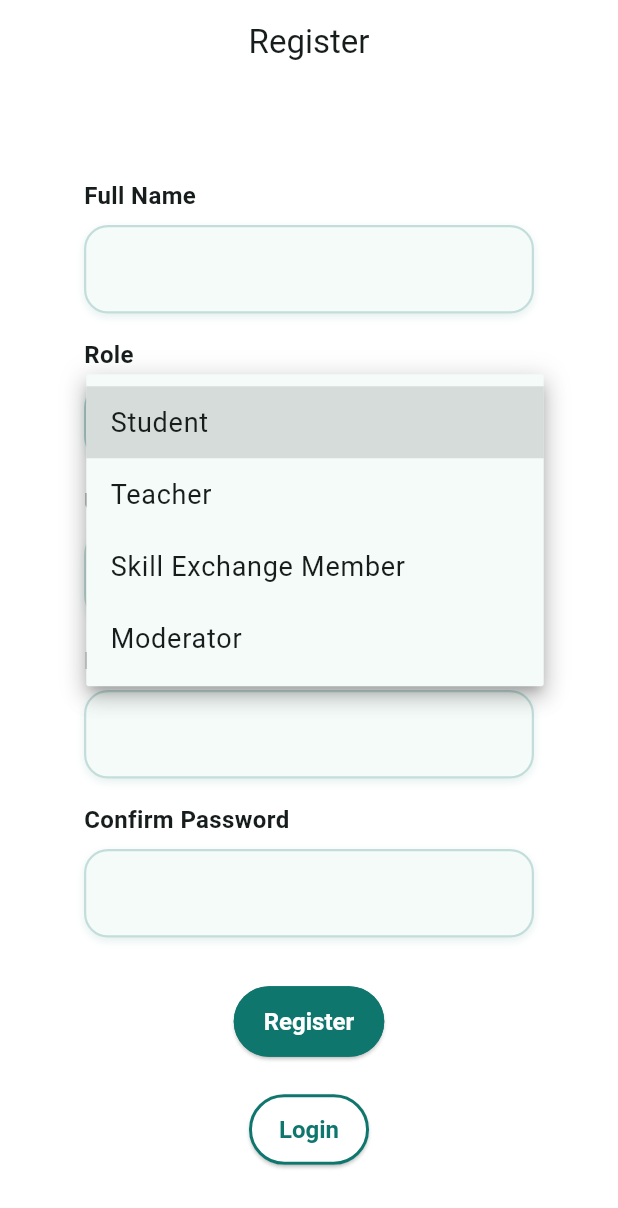
After one commit to bhanuka598/PeerLearHub, a Flutter app: the RegisterScreen screen opened by its route, after a tap on the "arrow drop down" icon, on a phone screen of 412 x 824 dp. The commit adds this screen. Shown: the top 1208 px of the screen. Run offline on Flutter 3.47's test engine with Material 3 defaults, Android fonts, the phone set to English and light mode, and no system bars; our stand-ins replace go_router.

Commit message:
Created register screen

```diff
--- a/lib/router/app_router.dart
+++ b/lib/router/app_router.dart
@@ -1,6 +1,7 @@
 import 'package:go_router/go_router.dart';
 import 'package:peer_learn_hub/screens/loading_screen.dart';
 import 'package:peer_learn_hub/screens/login_screen.dart';
+import 'package:peer_learn_hub/screens/register_screen.dart';
 
 class RouterClass {
   static final GoRouter router = GoRouter(
@@ -17,6 +18,12 @@ class RouterClass {
         path: '/login',
         builder: (context, state) => const LoginScreen(),
       ),
+
+      // Register Screen
+      GoRoute(
+        path: '/register',
+        builder: (context, state) => const RegisterScreen(),
+      ),
     ],
   );
 }
--- /dev/null
+++ b/lib/screens/register_screen.dart
@@ -0,0 +1,89 @@
+import 'package:flutter/material.dart' hide DropdownMenu;
+import 'package:go_router/go_router.dart';
+import 'package:peer_learn_hub/theme/app_spacing.dart';
+import 'package:peer_learn_hub/widgets/section_title.dart';
+import 'package:peer_learn_hub/widgets/interaction_button.dart';
+import 'package:peer_learn_hub/widgets/interaction_button_invert.dart';
+import 'package:peer_learn_hub/widgets/text_box.dart';
+import 'package:peer_learn_hub/widgets/dropdown_menu.dart';
+
+class RegisterScreen extends StatelessWidget {
+  const RegisterScreen({super.key});
+
+  @override
+  Widget build(BuildContext context) {
+    return Scaffold(
+      appBar: AppBar(
+        title: SectionTitle(title: 'Register'),
+        centerTitle: true,
+      ),
+      body: Center(
+        child: Column(
+          mainAxisAlignment: MainAxisAlignment.center,
+          children: [
+            const SizedBox(height: AppSpacing.md),
+
+            TextBox(
+              label: 'Full Name',
+              controller: TextEditingController(),
+            ),
+
+            const SizedBox(height: AppSpacing.md),
+
+            DropdownMenu(
+              label: 'Role',
+              options: ['Student', 'Teacher', 'Skill Exchange Member', 'Moderator'],
+              selectedOption: null,
+              onChanged: (String? newValue) {
+                // Handle role selection change
+              },
+            ),
+
+            const SizedBox(height: AppSpacing.md),
+
+            TextBox(
+              label: 'Username',
+              controller: TextEditingController(),
+            ),
+
+            const SizedBox(height: AppSpacing.md),
+
+            TextBox(
+              label: 'Password',
+              controller: TextEditingController(),
+              obscureText: true,
+            ),
+
+            const SizedBox(height: AppSpacing.md),
+
+            TextBox(
+              label: 'Confirm Password',
+              controller: TextEditingController(),
+              obscureText: true,
+            ),
+
+            const SizedBox(height: AppSpacing.xl),
+
+            InteractionButton(
+              label: 'Register',
+              onPressed: () {
+                // Navigate to the loading screen
+                context.go('/register');
+              },
+            ),
+
+            const SizedBox(height: AppSpacing.lg),
+
+            InteractionButtonInvert(
+              label: 'Login',
+              onPressed: () {
+                // Navigate to the registration screen
+                context.go('/login');
+              },
+            ),
+          ],
+        ),
+      ),
+    );
+  }
+}
--- /dev/null
+++ b/lib/widgets/dropdown_menu.dart
@@ -0,0 +1,122 @@
+import 'package:flutter/material.dart';
+import 'package:peer_learn_hub/theme/app_theme.dart';
+import 'package:peer_learn_hub/theme/app_spacing.dart';
+import 'package:peer_learn_hub/theme/app_radius.dart';
+
+class DropdownMenu extends StatefulWidget {
+  final String label;
+  final List<String> options;
+  final String? selectedOption;
+  final ValueChanged<String?> onChanged;
+
+  const DropdownMenu({
+    Key? key,
+    required this.label,
+    required this.options,
+    this.selectedOption,
+    required this.onChanged,
+  }) : super(key: key);
+
+  @override
+  State<DropdownMenu> createState() => _DropdownMenuState();
+}
+
+class _DropdownMenuState extends State<DropdownMenu> {
+  late FocusNode _focusNode;
+  bool _isFocused = false;
+
+  @override
+  void initState() {
+    super.initState();
+    _focusNode = FocusNode();
+    _focusNode.addListener(_handleFocusChange);
+  }
+
+  @override
+  void dispose() {
+    _focusNode.removeListener(_handleFocusChange);
+    _focusNode.dispose();
+    super.dispose();
+  }
+
+  void _handleFocusChange() {
+    setState(() {
+      _isFocused = _focusNode.hasFocus;
+    });
+  }
+
+  @override
+  Widget build(BuildContext context) {
+    final textTheme = Theme.of(context).textTheme;
+    final colorScheme = Theme.of(context).colorScheme;
+
+    return Column(
+      crossAxisAlignment: CrossAxisAlignment.start,
+      children: [
+        Text(
+          widget.label,
+          style: textTheme.bodyMedium?.copyWith(
+            fontWeight: FontWeight.w600,
+            color: colorScheme.onBackground,
+          ),
+        ),
+        const SizedBox(height: AppSpacing.sm),
+        SizedBox(
+          width: 300,
+          child: AnimatedContainer(
+            duration: const Duration(milliseconds: 200),
+            decoration: BoxDecoration(
+              borderRadius: BorderRadius.circular(AppRadius.md),
+              boxShadow: [
+                BoxShadow(
+                  color: AppTheme.primaryColor.withOpacity(_isFocused ? 0.3 : 0.1),
+                  blurRadius: _isFocused ? 12 : 4,
+                  offset: Offset(0, _isFocused ? 4 : 2),
+                ),
+              ],
+            ),
+            child: Container(
+              padding: const EdgeInsets.symmetric(horizontal: AppSpacing.md),
+              decoration: BoxDecoration(
+                color: colorScheme.surface,
+                border: Border.all(
+                  color: _isFocused
+                      ? AppTheme.primaryColor
+                      : AppTheme.primaryColor.withOpacity(0.3),
+                  width: _isFocused ? 2 : 1.5,
+                ),
+                borderRadius: BorderRadius.circular(AppRadius.md),
+              ),
+              child: DropdownButtonHideUnderline(
+                child: DropdownButton<String>(
+                  value: widget.selectedOption,
+                  isExpanded: true,
+                  focusNode: _focusNode,
+                  style: textTheme.bodyLarge?.copyWith(
+                    color: colorScheme.onBackground,
+                  ),
+                  icon: Icon(
+                    Icons.arrow_drop_down,
+                    color: AppTheme.primaryColor,
+                  ),
+                  items: widget.options.map((String option) {
+                    return DropdownMenuItem<String>(
+                      value: option,
+                      child: Padding(
+                        padding: const EdgeInsets.symmetric(
+                          vertical: AppSpacing.sm,
+                        ),
+                        child: Text(option),
+                      ),
+                    );
+                  }).toList(),
+                  onChanged: widget.onChanged,
+                ),
+              ),
+            ),
+          ),
+        ),
+      ],
+    );
+  }
+}
```
